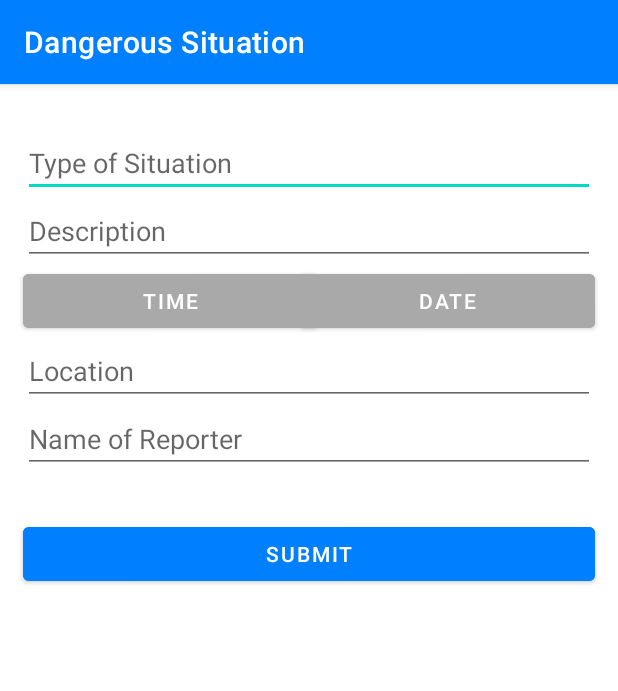
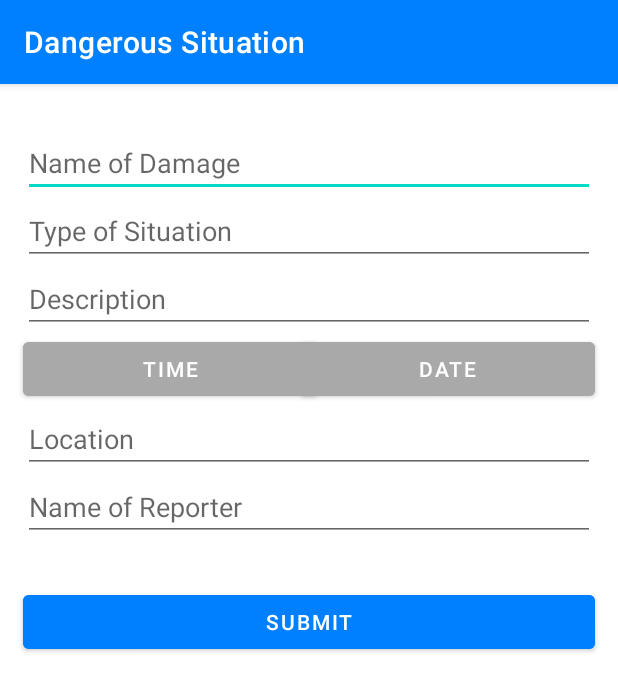
Before and after one commit to roberteley21/RNR_Reporter, an Android app: the screen it shows after launch (Dangerous_Situation), on a phone screen of 412 x 824 dp. Shown: the top 691 px of the screen. Run offline under Robolectric (Android 15) with nearby library versions, the phone set to English and light mode, and no system bars.

Commit message:
Fixed Form 3 Crashing

```diff
--- a/app/src/main/res/layout/dangerous_situation.xml
+++ b/app/src/main/res/layout/dangerous_situation.xml
@@ -4,8 +4,9 @@
     android:layout_width="match_parent"
     android:layout_height="match_parent">
 
+
     <EditText
-        android:id="@+id/type"
+        android:id="@+id/name"
         android:layout_marginLeft="15dp"
         android:layout_marginRight="15dp"
         android:layout_marginTop="30dp"
@@ -14,6 +15,17 @@
         app:layout_constraintEnd_toEndOf="parent"
         app:layout_constraintStart_toStartOf="parent"
         app:layout_constraintTop_toTopOf="parent"
+        android:hint="@string/name_of_damage"/>
+
+    <EditText
+        android:id="@+id/type"
+        android:layout_marginLeft="15dp"
+        android:layout_marginRight="15dp"
+        android:layout_width="match_parent"
+        android:layout_height="wrap_content"
+        app:layout_constraintEnd_toEndOf="parent"
+        app:layout_constraintStart_toStartOf="parent"
+        app:layout_constraintTop_toBottomOf="@+id/name"
         android:hint="@string/type_of_situation"/>
 
     <EditText
--- a/app/src/main/res/values/strings.xml
+++ b/app/src/main/res/values/strings.xml
@@ -15,4 +15,5 @@
     <string name="type_of_damage">Type of Damage</string>
     <string name="type_of_situation">Type of Situation</string>
     <string name="ok">OK</string>
+    <string name="name_of_damage">Name of Damage</string>
 </resources>
```
